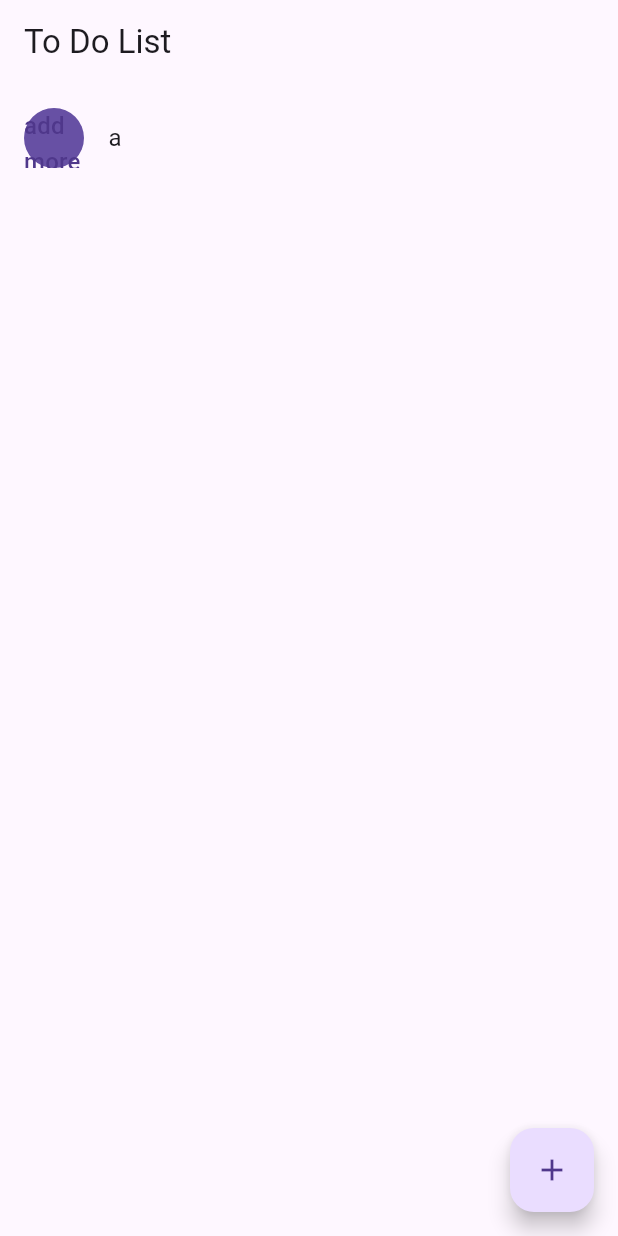
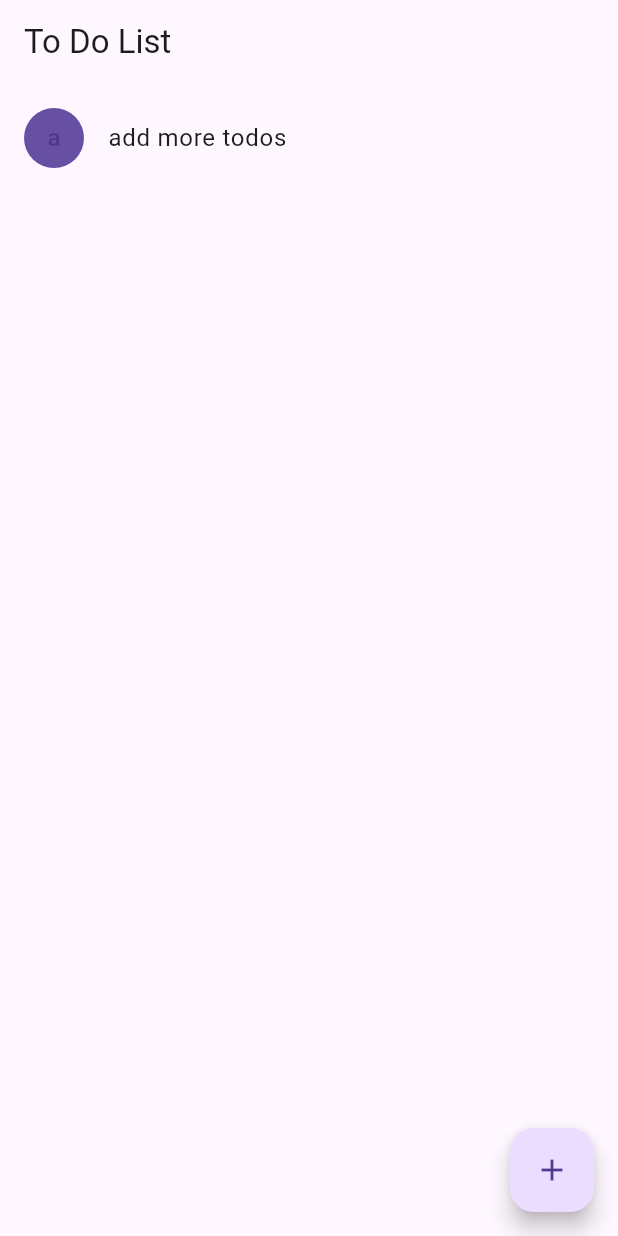
Before and after one commit to tuck3rb/emergency_checklists, a Flutter app: the screen it shows after launch, on a phone screen of 412 x 824 dp. Run offline on Flutter 3.47's test engine with Material 3 defaults, Android fonts, the light colour scheme and no system bars.

Commit message:
Updated to_do_items to black54 and swapped abbreviation and name

```diff
--- a/to_dont_list/lib/widgets/to_do_items.dart
+++ b/to_dont_list/lib/widgets/to_do_items.dart
@@ -25,7 +25,7 @@ class ToDoListItem extends StatelessWidget {
     // taking place and therefore which theme to use.
 
     return completed //
-        ? Colors.black
+        ? Colors.black54
         : Theme.of(context).primaryColor;
   }
 
@@ -51,10 +51,10 @@ class ToDoListItem extends StatelessWidget {
           : null,
       leading: CircleAvatar(
         backgroundColor: _getColor(context),
-        child: Text(item.name),
+        child: Text(item.abbrev()),
       ),
       title: Text(
-        item.abbrev(),
+        item.name,
         style: _getTextStyle(context),
       ),
     );
```
